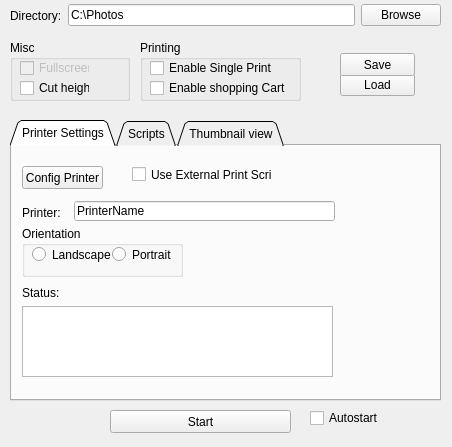
Old version of the form config.ui in the repository BrainHunter/PhotoPrint.
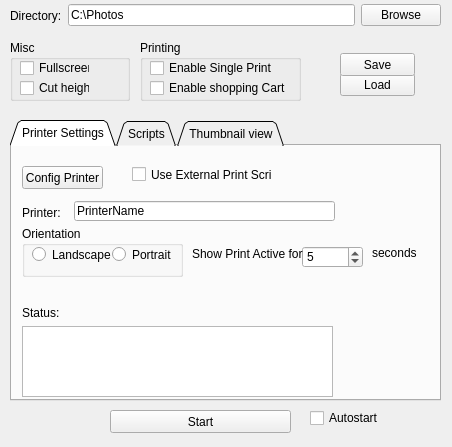
New version of the form.

Commit message: added print active splash added fullscreen mode

```diff
--- a/config.ui
+++ b/config.ui
@@ -158,7 +158,7 @@
      <property name="geometry">
       <rect>
        <x>10</x>
-       <y>160</y>
+       <y>180</y>
        <width>311</width>
        <height>71</height>
       </rect>
@@ -171,7 +171,7 @@
      <property name="geometry">
       <rect>
        <x>10</x>
-       <y>140</y>
+       <y>160</y>
        <width>47</width>
        <height>13</height>
       </rect>
@@ -196,6 +196,54 @@
       <string>Use External Print Script</string>
      </property>
     </widget>
+    <widget class="QSpinBox" name="printActiveTimeoutSpinBox">
+     <property name="enabled">
+      <bool>true</bool>
+     </property>
+     <property name="geometry">
+      <rect>
+       <x>290</x>
+       <y>100</y>
+       <width>61</width>
+       <height>22</height>
+      </rect>
+     </property>
+     <property name="minimum">
+      <number>1</number>
+     </property>
+     <property name="maximum">
+      <number>100</number>
+     </property>
+     <property name="value">
+      <number>5</number>
+     </property>
+    </widget>
+    <widget class="QLabel" name="label_12">
+     <property name="geometry">
+      <rect>
+       <x>360</x>
+       <y>100</y>
+       <width>47</width>
+       <height>13</height>
+      </rect>
+     </property>
+     <property name="text">
+      <string>seconds</string>
+     </property>
+    </widget>
+    <widget class="QLabel" name="label_13">
+     <property name="geometry">
+      <rect>
+       <x>180</x>
+       <y>100</y>
+       <width>111</width>
+       <height>16</height>
+      </rect>
+     </property>
+     <property name="text">
+      <string>Show Print Active for</string>
+     </property>
+    </widget>
    </widget>
    <widget class="QWidget" name="ScriptsTab">
     <property name="enabled">
@@ -425,7 +473,7 @@
    </property>
    <widget class="QCheckBox" name="fullScreenCheckBox">
     <property name="enabled">
-     <bool>false</bool>
+     <bool>true</bool>
     </property>
     <property name="geometry">
      <rect>
```
The commit also changes 5 other files.
